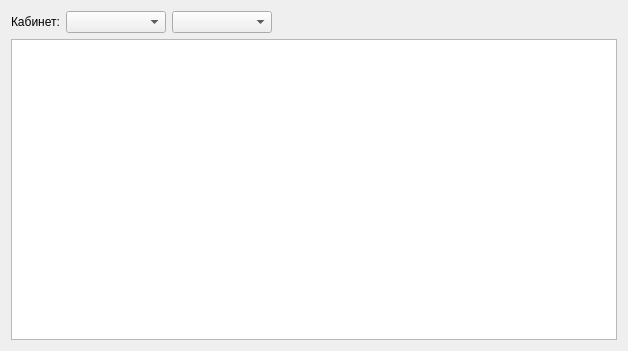
Qt form sheduleform.ui (lex1133/ScheduleV2) before a commit.
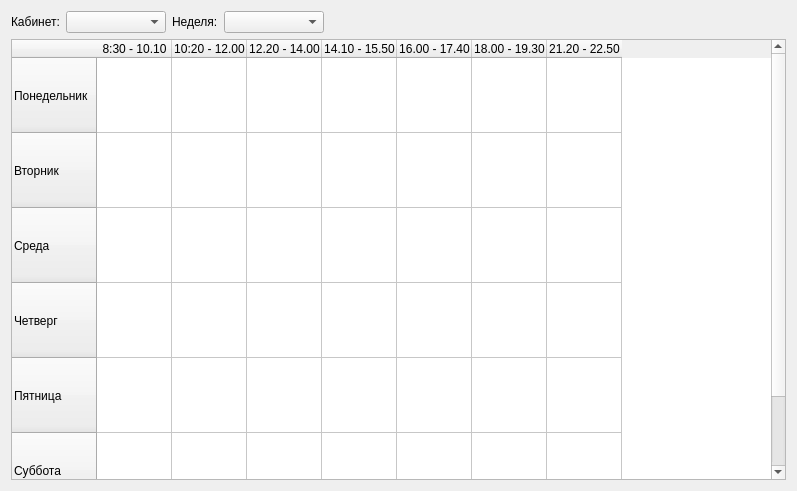
The same form after that commit.

Diff of the .ui file:
```diff
--- a/sheduleform.ui
+++ b/sheduleform.ui
@@ -6,10 +6,22 @@
    <rect>
     <x>0</x>
     <y>0</y>
-    <width>628</width>
-    <height>351</height>
+    <width>797</width>
+    <height>491</height>
    </rect>
   </property>
+  <property name="sizePolicy">
+   <sizepolicy hsizetype="Expanding" vsizetype="Expanding">
+    <horstretch>0</horstretch>
+    <verstretch>0</verstretch>
+   </sizepolicy>
+  </property>
+  <property name="maximumSize">
+   <size>
+    <width>16777215</width>
+    <height>16777215</height>
+   </size>
+  </property>
   <property name="windowTitle">
    <string>Form</string>
   </property>
@@ -48,6 +60,13 @@
        </property>
       </widget>
      </item>
+     <item>
+      <widget class="QLabel" name="label">
+       <property name="text">
+        <string>Неделя:</string>
+       </property>
+      </widget>
+     </item>
      <item>
       <widget class="QComboBox" name="WeekComboBox">
        <property name="minimumSize">
@@ -73,6 +92,114 @@
      </item>
     </layout>
    </item>
+   <item row="1" column="0">
+    <widget class="QTableWidget" name="ScheduleTable">
+     <property name="editTriggers">
+      <set>QAbstractItemView::NoEditTriggers</set>
+     </property>
+     <property name="selectionMode">
+      <enum>QAbstractItemView::SingleSelection</enum>
+     </property>
+     <property name="selectionBehavior">
+      <enum>QAbstractItemView::SelectItems</enum>
+     </property>
+     <property name="gridStyle">
+      <enum>Qt::SolidLine</enum>
+     </property>
+     <property name="cornerButtonEnabled">
+      <bool>true</bool>
+     </property>
+     <attribute name="horizontalHeaderCascadingSectionResizes">
+      <bool>false</bool>
+     </attribute>
+     <attribute name="horizontalHeaderDefaultSectionSize">
+      <number>75</number>
+     </attribute>
+     <attribute name="horizontalHeaderMinimumSectionSize">
+      <number>75</number>
+     </attribute>
+     <attribute name="horizontalHeaderShowSortIndicator" stdset="0">
+      <bool>false</bool>
+     </attribute>
+     <attribute name="horizontalHeaderStretchLastSection">
+      <bool>false</bool>
+     </attribute>
+     <attribute name="verticalHeaderDefaultSectionSize">
+      <number>75</number>
+     </attribute>
+     <attribute name="verticalHeaderMinimumSectionSize">
+      <number>75</number>
+     </attribute>
+     <attribute name="verticalHeaderStretchLastSection">
+      <bool>false</bool>
+     </attribute>
+     <row>
+      <property name="text">
+       <string>Понедельник</string>
+      </property>
+     </row>
+     <row>
+      <property name="text">
+       <string>Вторник</string>
+      </property>
+     </row>
+     <row>
+      <property name="text">
+       <string>Среда</string>
+      </property>
+     </row>
+     <row>
+      <property name="text">
+       <string>Четверг</string>
+      </property>
+     </row>
+     <row>
+      <property name="text">
+       <string>Пятница</string>
+      </property>
+     </row>
+     <row>
+      <property name="text">
+       <string>Суббота</string>
+      </property>
+     </row>
+     <column>
+      <property name="text">
+       <string>8:30 - 10.10</string>
+      </property>
+     </column>
+     <column>
+      <property name="text">
+       <string>10:20 - 12.00</string>
+      </property>
+     </column>
+     <column>
+      <property name="text">
+       <string>12.20 - 14.00</string>
+      </property>
+     </column>
+     <column>
+      <property name="text">
+       <string>14.10 - 15.50</string>
+      </property>
+     </column>
+     <column>
+      <property name="text">
+       <string>16.00 - 17.40</string>
+      </property>
+     </column>
+     <column>
+      <property name="text">
+       <string>18.00 - 19.30</string>
+      </property>
+     </column>
+     <column>
+      <property name="text">
+       <string>21.20 - 22.50</string>
+      </property>
+     </column>
+    </widget>
+   </item>
   </layout>
  </widget>
  <resources/>
```
Left out of the diff: 3 changed lines with no effect on the pictures.
